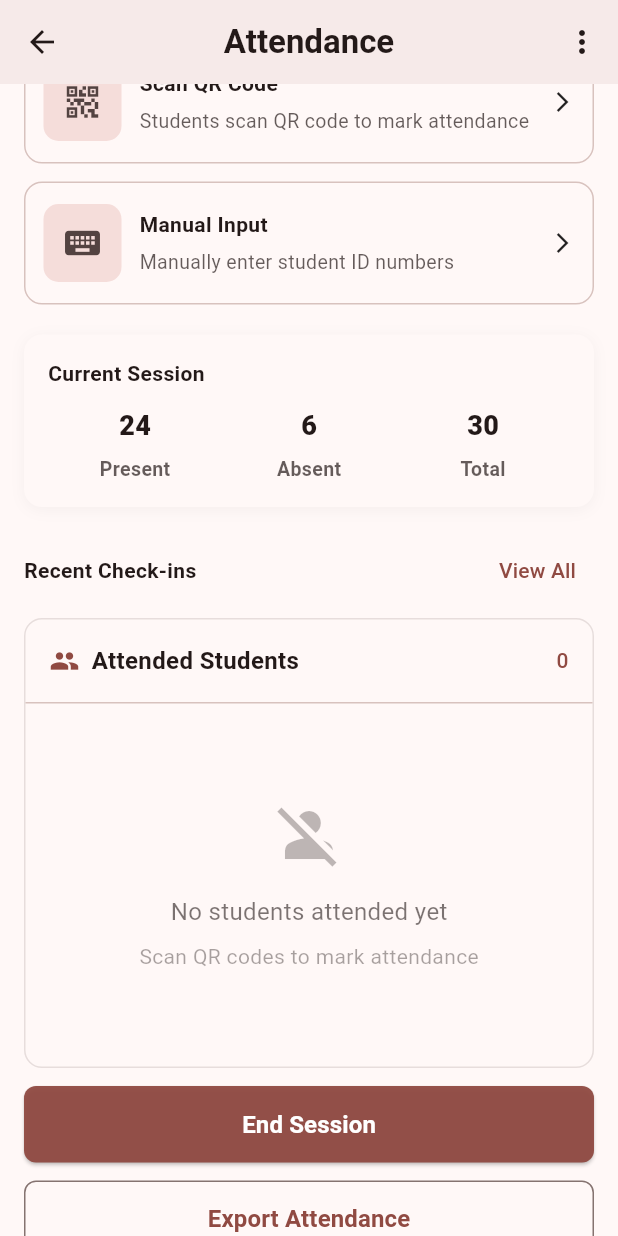
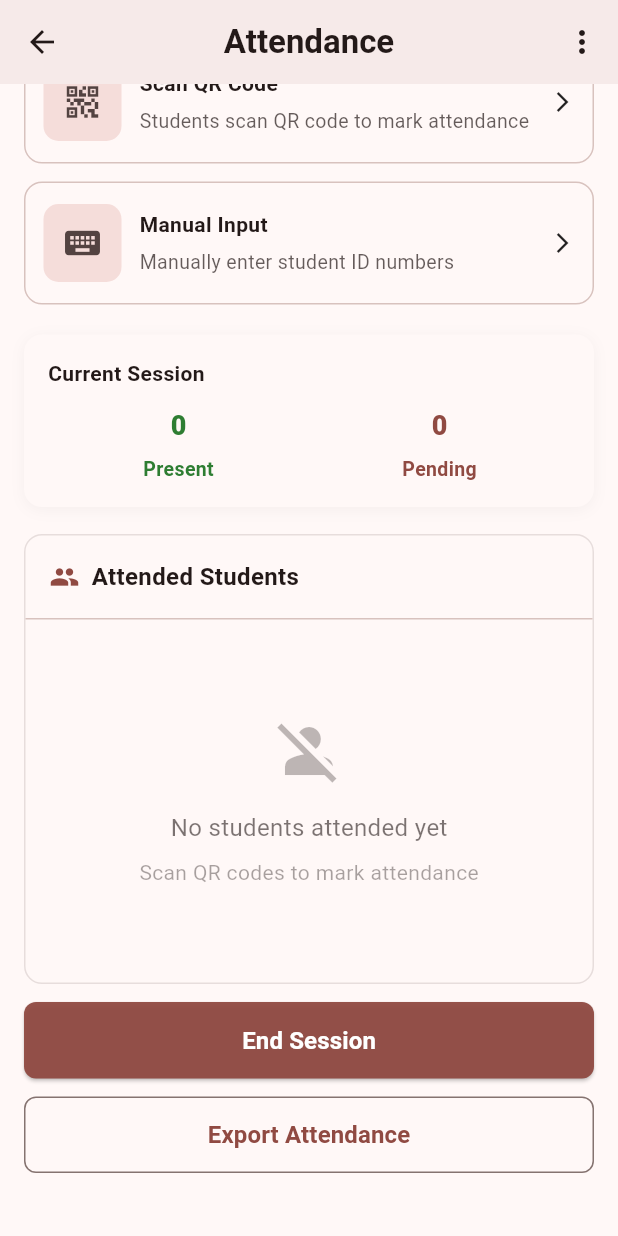
Before and after one commit to RaveZam/MyAttendance, a Flutter app: the AttendancePage screen opened directly with empty values, scrolled down 224 dp, on a phone screen of 412 x 824 dp. Run offline on Flutter 3.47's test engine with Material 3 defaults, Android fonts, the phone set to English and light mode, and no system bars; our stand-ins replace connectivity_plus, drift, drift_flutter, flutter_blue_plus, flutter_form_builder, form_builder_validators and 3 more; missing offline and left inert: flutter_ble_peripheral, mobile_scanner; accounts and stored records are empty; generated files the repository leaves out were written again.

Commit message:
Modified Attendance page UI

```diff
--- a/lib/features/Teacher/features/attendance/pages/attendance_page.dart
+++ b/lib/features/Teacher/features/attendance/pages/attendance_page.dart
@@ -632,7 +632,25 @@ class _AttendancePageState extends State<AttendancePage> {
               const SizedBox(height: 20),
 
               // Current Session summary (always visible)
-              Container(
+              Builder(
+                builder: (context) {
+                  // Calculate present students
+                  final presentCount = _attendance
+                      .where((a) => a.status.toLowerCase() == 'present')
+                      .length;
+
+                  // Calculate pending students (total enrolled - students with attendance records)
+                  final studentsWithAttendance = _attendance
+                      .map((a) => a.studentId)
+                      .toSet();
+                  final pendingCount = _students
+                      .where(
+                        (student) =>
+                            !studentsWithAttendance.contains(student.studentId),
+                      )
+                      .length;
+
+                  return Container(
                     width: double.infinity,
                     padding: const EdgeInsets.all(16),
                     decoration: BoxDecoration(
@@ -656,32 +674,25 @@ class _AttendancePageState extends State<AttendancePage> {
                         const SizedBox(height: 12),
                         Row(
                           mainAxisAlignment: MainAxisAlignment.spaceBetween,
-                      children: const [
-                        _StatItem(label: 'Present', value: '24'),
-                        _StatItem(label: 'Absent', value: '6'),
-                        _StatItem(label: 'Total', value: '30'),
+                          children: [
+                            _StatItem(
+                              label: 'Present',
+                              value: presentCount.toString(),
+                              textColor: Colors.green.shade800,
+                            ),
+                            _StatItem(
+                              label: 'Pending',
+                              value: pendingCount.toString(),
+                              textColor: scheme.primary,
+                            ),
                           ],
                         ),
                       ],
                     ),
+                  );
+                },
               ),
               const SizedBox(height: 18),
-
-              Row(
-                mainAxisAlignment: MainAxisAlignment.spaceBetween,
-                children: [
-                  Text(
-                    'Recent Check-ins',
-                    style: TextStyle(
-                      fontSize: 14,
-                      fontWeight: FontWeight.w600,
-                      color: scheme.onSurface,
-                    ),
-                  ),
-                  TextButton(onPressed: () {}, child: const Text('View All')),
-                ],
-              ),
-              const SizedBox(height: 8),
 
               AttendanceList(
                 sessionID: widget.sessionID,
@@ -816,19 +827,21 @@ class _MethodCard extends StatelessWidget {
 class _StatItem extends StatelessWidget {
   final String label;
   final String value;
+  final Color? textColor;
 
-  const _StatItem({required this.label, required this.value});
+  const _StatItem({required this.label, required this.value, this.textColor});
 
   @override
   Widget build(BuildContext context) {
     final scheme = Theme.of(context).colorScheme;
+    final valueColor = textColor ?? scheme.onSurface;
     return Expanded(
       child: Column(
         children: [
           Text(
             value,
             style: TextStyle(
-              color: scheme.onSurface,
+              color: valueColor,
               fontSize: 18,
               fontWeight: FontWeight.w800,
             ),
@@ -837,7 +850,7 @@ class _StatItem extends StatelessWidget {
           Text(
             label,
             style: TextStyle(
-              color: scheme.onSurface.withOpacity(0.7),
+              color: textColor ?? scheme.onSurface.withOpacity(0.7),
               fontSize: 13,
               fontWeight: FontWeight.w600,
             ),
```
Also changed, not shown: lib/features/Teacher/features/attendance/widgets/attendance_list.dart (+64 -28 lines). Lines whose indentation alone changed are shown as unchanged.
